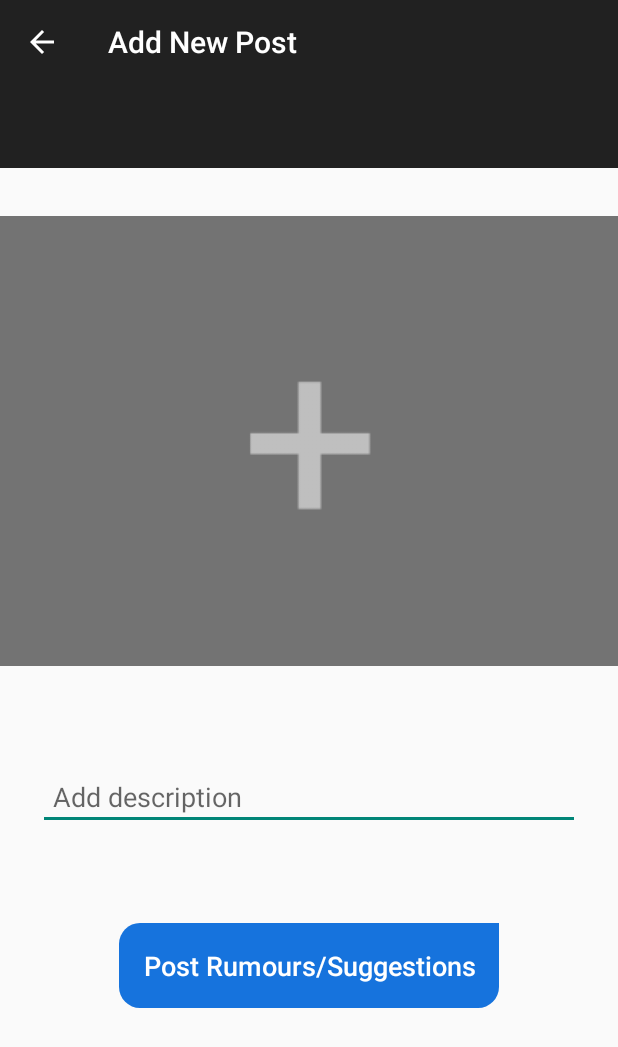
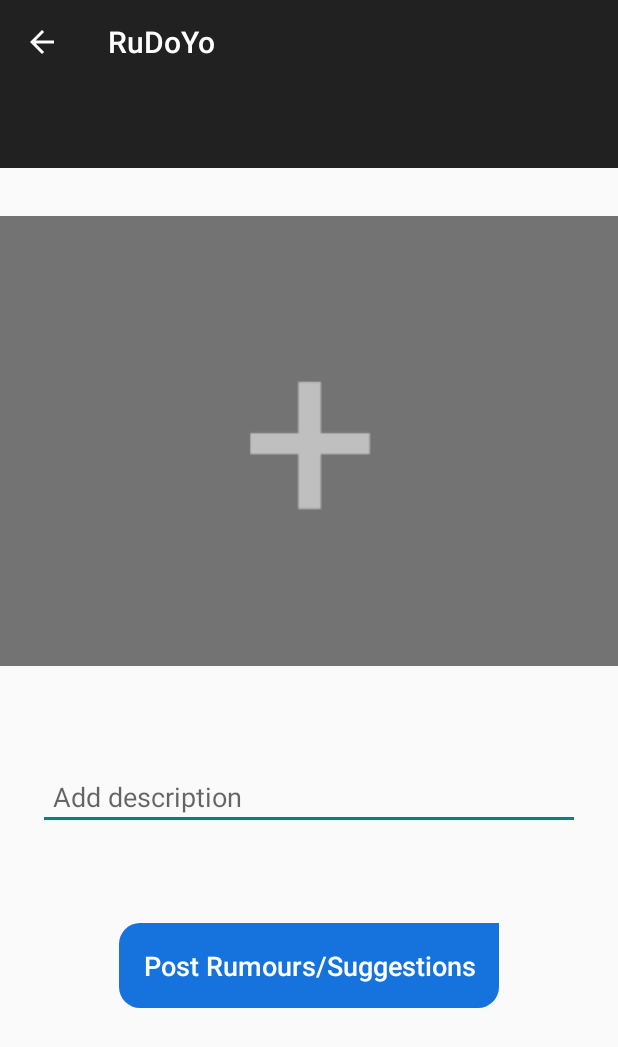
Before and after one commit to Moheeeetgupta/RuDoyo-A-Rumour-Control-platform, an Android app: the NewPostActivity screen opened directly, with no data from a screen before it, on a phone screen of 412 x 824 dp. Shown: the top 1047 px of the screen. Run offline under Robolectric (Android 15) with nearby library versions, the phone set to English and light mode, and no system bars; our stand-ins replace Firebase (no records; nobody signed in at launch, a user with empty details on screens opened directly); libraries missing offline, so code that uses them is left out: com.theartofdev.edmodo, id.zelory.compressor; pictures from the network do not load.

Commit message:
Bugs Fixed

```diff
--- a/app/src/main/java/com/rumooursindoyo/moheeeetgupta/NewPostActivity.java
+++ b/app/src/main/java/com/rumooursindoyo/moheeeetgupta/NewPostActivity.java
@@ -72,9 +72,7 @@ public class NewPostActivity extends AppCompatActivity {
         current_user_id = firebaseAuth.getCurrentUser().getUid();
 
         newPostToolbar = findViewById(R.id.new_post__toolbar);
-        setSupportActionBar(newPostToolbar);
-        getSupportActionBar().setTitle("Add New Post");
-        getSupportActionBar().setDisplayHomeAsUpEnabled(true);
+
 
         newPostImage = findViewById(R.id.new_post_image);
         newPostDesc = findViewById(R.id.new_post_desc);
```
Also changed, not shown: app/src/main/res/layout/activity_register.xml (+3 -4 lines).
